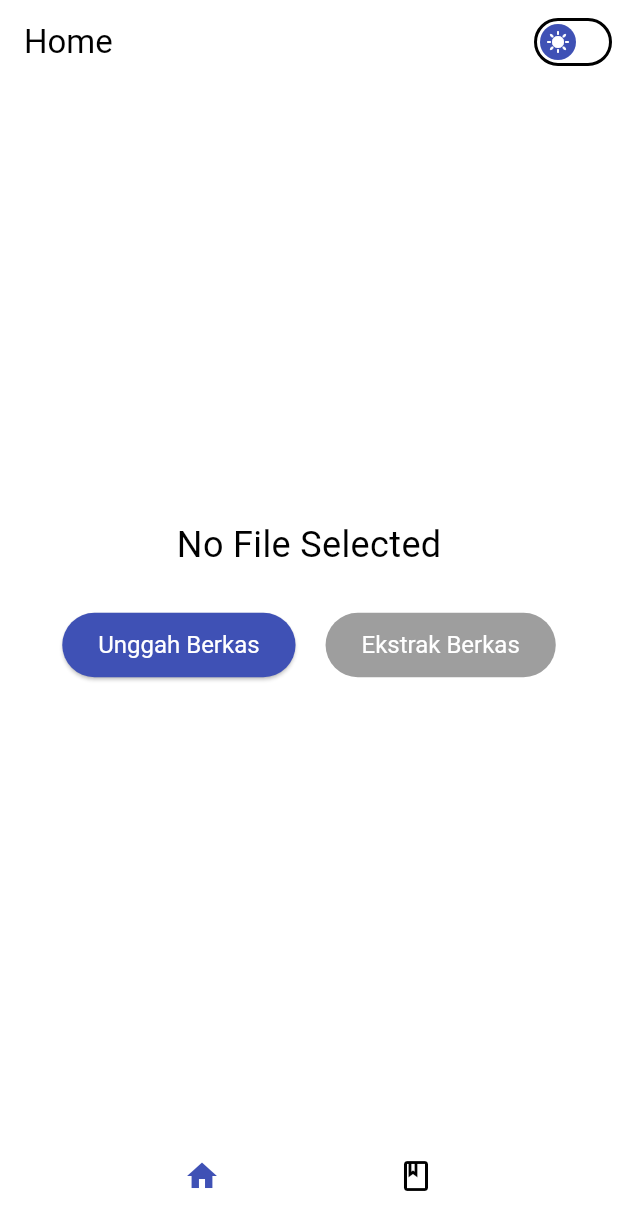
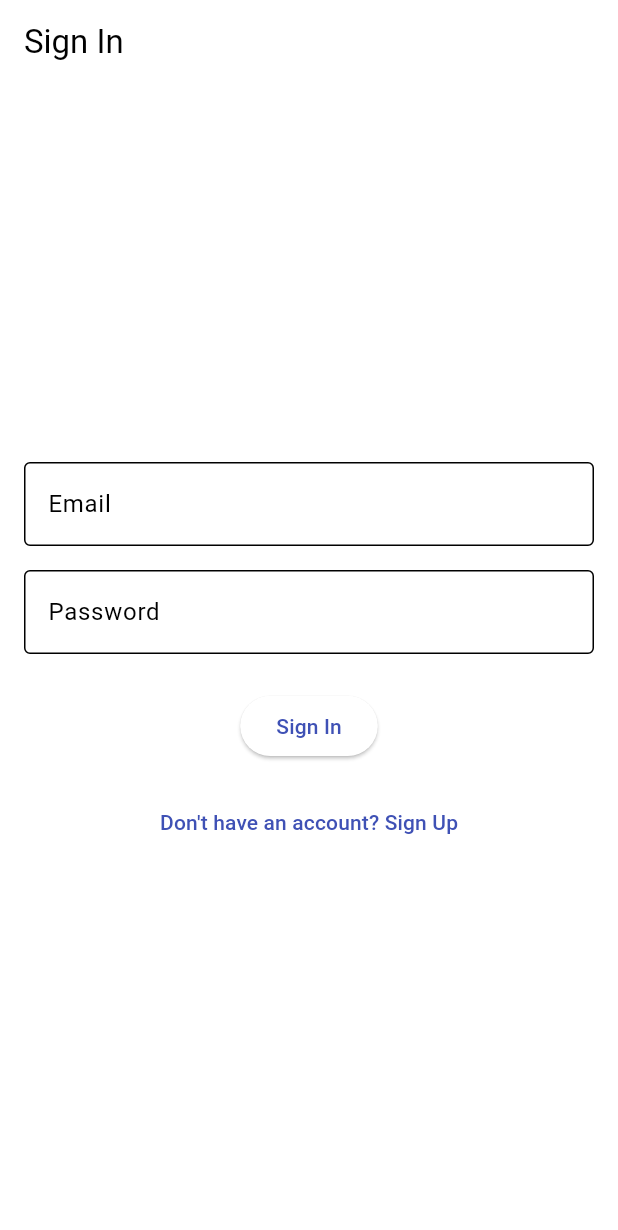
Before and after one commit to Dustymon111/Ekstraksi-File-GPT-4, a Flutter app: the screen it shows after launch, on a phone screen of 412 x 824 dp. Shown: the top 1230 px of the screen. Run offline on Flutter 3.47's test engine with Material 3 defaults, Android fonts, the phone set to English and light mode, and no system bars; our stand-ins replace cloud_firestore, file_picker, firebase_auth, firebase_core, fl_chart, shared_preferences; missing offline and left inert: syncfusion_flutter_pdfviewer; accounts and stored records are empty.

Commit message:
added firebase auth

```diff
--- a/lib/main.dart
+++ b/lib/main.dart
@@ -3,7 +3,9 @@ import 'package:aplikasi_ekstraksi_file_gpt4/providers/question_provider.dart';
 import 'package:aplikasi_ekstraksi_file_gpt4/screen/bookmark_screen.dart';
 import 'package:aplikasi_ekstraksi_file_gpt4/screen/home_screen.dart';
 import 'package:aplikasi_ekstraksi_file_gpt4/providers/theme_provider.dart';
+import 'package:aplikasi_ekstraksi_file_gpt4/screen/login_screen.dart';
 import 'package:aplikasi_ekstraksi_file_gpt4/screen/question_screen.dart';
+import 'package:aplikasi_ekstraksi_file_gpt4/screen/register_screen.dart';
 import 'package:firebase_core/firebase_core.dart';
 import 'package:flutter/material.dart';
 import 'package:provider/provider.dart';
@@ -13,9 +15,9 @@ void main() async {
   await Firebase.initializeApp();
   return runApp((
     MultiProvider(providers: [
-    ChangeNotifierProvider(create: (_) => new ThemeNotifier()),
-    ChangeNotifierProvider(create: (_) => new QuestionProvider()),
-    ChangeNotifierProvider(create: (_) => new BookmarkProvider()),
+    ChangeNotifierProvider(create: (_) => ThemeNotifier()),
+    ChangeNotifierProvider(create: (_) => QuestionProvider()),
+    ChangeNotifierProvider(create: (_) => BookmarkProvider()),
     ],
     child: const MyApp(),
   )));
@@ -45,9 +47,11 @@ class MyApp extends StatelessWidget {
               ),
             ),
         themeMode: theme.currentTheme,
-        initialRoute: '/',
+        initialRoute: '/login',
         routes: {
           '/': (context) => const Home(),
+          '/login': (context) => LoginScreen(),
+          '/register': (context) => RegisterScreen(),
           '/questions': (context) => QuestionScreen(),
           '/bookmarks': (context) => BookmarkScreen(),
         },
--- /dev/null
+++ b/lib/screen/login_screen.dart
@@ -0,0 +1,79 @@
+import 'package:flutter/material.dart';
+import 'package:firebase_auth/firebase_auth.dart'; // Ensure you have Firebase Auth set up
+import 'register_screen.dart'; // Import the registration screen
+
+class LoginScreen extends StatefulWidget {
+  @override
+  _LoginScreenState createState() => _LoginScreenState();
+}
+
+class _LoginScreenState extends State<LoginScreen> {
+  final _emailController = TextEditingController();
+  final _passwordController = TextEditingController();
+  final _auth = FirebaseAuth.instance;
+
+  @override
+  Widget build(BuildContext context) {
+    return Scaffold(
+      appBar: AppBar(
+        title: const Text('Sign In'),
+      ),
+      body: Padding(
+        padding: const EdgeInsets.all(16.0),
+        child: Column(
+          mainAxisAlignment: MainAxisAlignment.center,
+          children: [
+            TextField(
+              controller: _emailController,
+              decoration: const InputDecoration(
+                labelText: 'Email',
+                border: OutlineInputBorder(),
+              ),
+              keyboardType: TextInputType.emailAddress,
+            ),
+            const SizedBox(height: 16.0),
+            TextField(
+              controller: _passwordController,
+              decoration: const InputDecoration(
+                labelText: 'Password',
+                border: OutlineInputBorder(),
+              ),
+              obscureText: true,
+            ),
+            const SizedBox(height: 24.0),
+            ElevatedButton(
+              onPressed: () async {
+                final email = _emailController.text.trim();
+                final password = _passwordController.text.trim();
+                try {
+                  await _auth.signInWithEmailAndPassword(email: email, password: password);
+                  // Navigate to the home screen or any other screen after successful login
+                  ScaffoldMessenger.of(context).showSnackBar(
+                    SnackBar(content: Text('Succesfully Signed In')),
+                  );
+                  Navigator.pushReplacementNamed(context, '/');
+                } catch (e) {
+                  // Handle errors (e.g., show error message)
+                  ScaffoldMessenger.of(context).showSnackBar(
+                    SnackBar(content: Text('Failed to sign in: ${e.toString()}')),
+                  );
+                }
+              },
+              child: const Text('Sign In'),
+            ),
+            const SizedBox(height: 16.0),
+            TextButton(
+              onPressed: () {
+                Navigator.pushReplacement(
+                  context,
+                  MaterialPageRoute(builder: (context) => RegisterScreen()),
+                );
+              },
+              child: const Text('Don\'t have an account? Sign Up'),
+            ),
+          ],
+        ),
+      ),
+    );
+  }
+}
--- a/lib/screen/result_screen.dart
+++ b/lib/screen/result_screen.dart
@@ -1,4 +1,3 @@
-import 'package:aplikasi_ekstraksi_file_gpt4/components/question_card.dart';
 import 'package:aplikasi_ekstraksi_file_gpt4/models/question_model.dart';
 import 'package:aplikasi_ekstraksi_file_gpt4/providers/question_provider.dart';
 import 'package:aplikasi_ekstraksi_file_gpt4/providers/theme_provider.dart';
--- a/pubspec.yaml
+++ b/pubspec.yaml
@@ -43,6 +43,7 @@ dependencies:
   fl_chart: ^0.68.0
   cloud_firestore: ^5.1.0
   firebase_core: ^3.2.0
+  firebase_auth: ^5.1.2
 
 dev_dependencies:
   flutter_test:
```
Also changed, not shown: lib/screen/bookmark_screen.dart (+0 -43 lines), lib/screen/home_screen.dart (+114 -47 lines), lib/screen/profile_screen.dart (added, +43 -0 lines), lib/screen/register_screen.dart (added, +78 -0 lines), lib/models/user_model.dart (added), pubspec.lock, 6 other files.
